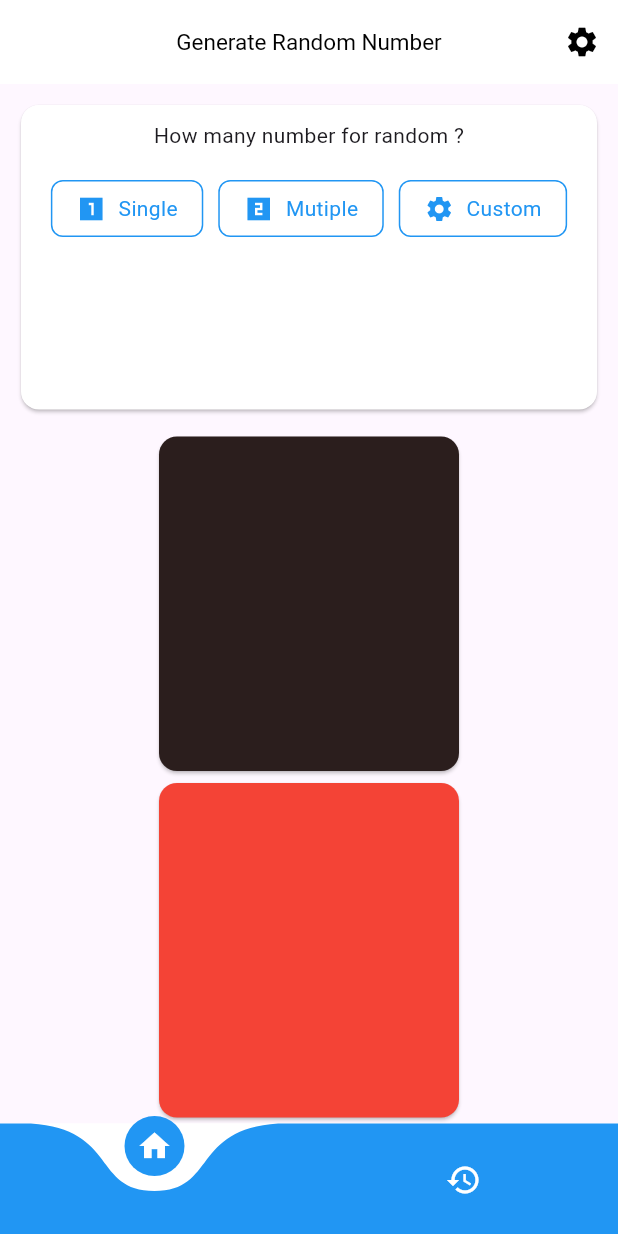
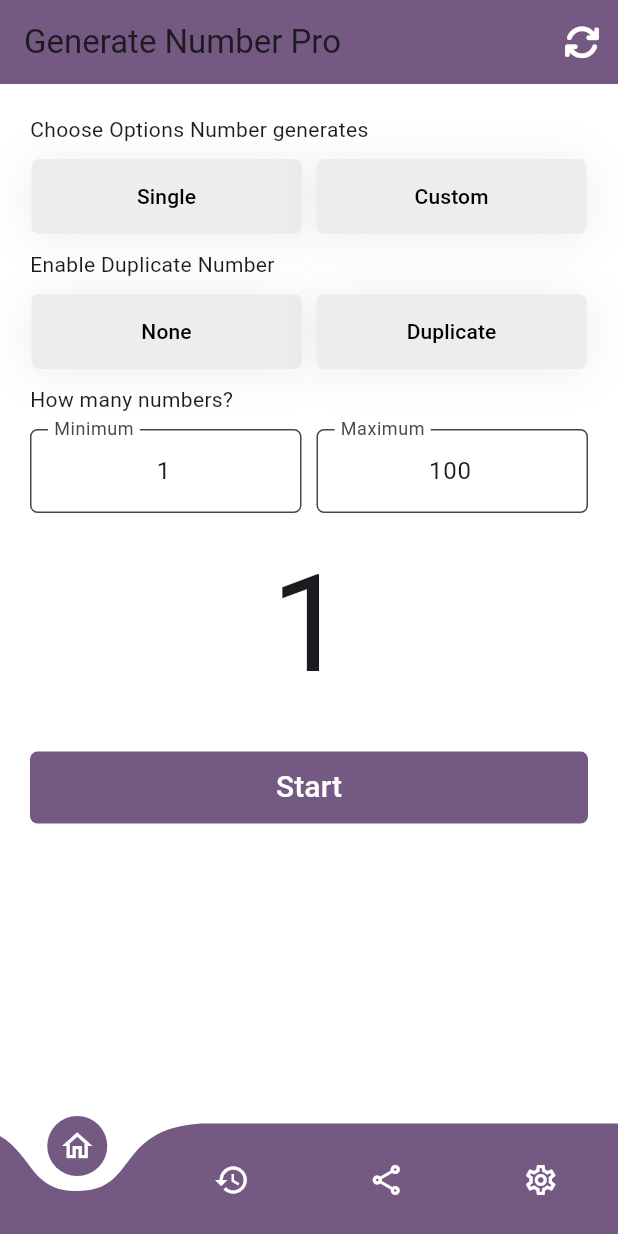
Before and after one commit to mengseusorm/random-number-app, a Flutter app: the screen it shows after launch, on a phone screen of 412 x 824 dp. Run offline on Flutter 3.47's test engine with Material 3 defaults, Android fonts, the light colour scheme and no system bars; drawn by our look-alikes of curved_navigation_bar, group_button; our stand-ins replace font_awesome_flutter, get, getwidget.

Commit message:
update ux with random number function

```diff
--- a/lib/controller/randomController.dart
+++ b/lib/controller/randomController.dart
@@ -1,12 +1,62 @@
+import 'dart:math';
+import 'dart:async';
+import 'package:flutter/material.dart';
 import 'package:get/get.dart';
 
-class OptionContoller extends GetxController {
-  RxList<bool> selectedOptions = [true, false, false].obs;
-  void toggleOption(int index) {
-    // selectedOptions[index] = !selectedOptions[index];
+class Randomcontroller extends GetxController {
+  final min = TextEditingController(text: "1");
+  final max = TextEditingController(text: "100");
 
-      for (int i = 0; i < selectedOptions.length; i++) {
-        selectedOptions[i] = i == index;
-      }
+
+  int minimum = 1;
+  int maximum = 100;
+
+  RxString result = "1".obs;
+
+  Timer? _timer;
+
+  @override
+  void onInit(){
+    super.onInit();
+    minimum = int.parse(min.text);
+    maximum = int.parse(max.text);
+    update();
+  }
+
+  void refresh() {
+    min.text = "1";
+    max.text = "100";
+    minimum = 1;
+    maximum = 100;
+    result.value = "1";
+  }
+
+  void startRandomNumber () {
+    minimum = int.parse(min.text);
+    maximum = int.parse(max.text);
+
+    if(minimum > maximum){
+      max.text = "$minimum";
+      min.text = "$maximum";
+    }
+    animateRandom();
+    random(minimum, maximum);
+  }
+
+  void random(minimum,maximum){
+      var rng = minimum + Random().nextInt(maximum - minimum + 1);
+      result.value = rng.toString();
+  }
+
+  void animateRandom() {
+    _timer?.cancel();
+    _timer = Timer.periodic(Duration(milliseconds: 100), (timer) {
+      result.value = "${minimum + Random().nextInt(maximum - minimum + 1)}";
+    });
+
+    Future.delayed(Duration(seconds: 1), () {
+      _timer?.cancel();
+      result.value = "${minimum + Random().nextInt(maximum - minimum + 1)}";
+    });
   }
 }
--- a/lib/views/page/history.dart
+++ b/lib/views/page/history.dart
@@ -5,18 +5,44 @@ class History extends StatelessWidget {
 
   @override
   Widget build(BuildContext context) {
-    return Container(
-      color: const Color(0xffC4DFCB),
-      child: Center(
-        child: Text(
-          "Page history 2",
-          style: TextStyle(
-            color: Colors.green[900],
-            fontSize: 45,
-            fontWeight: FontWeight.w500,
-          ),
-        ),
+    return Scaffold(
+      appBar: AppBar(
+        title: Text("History"),
       ),
+      body:Container(
+        child: ListView.builder(
+          itemCount: 30,
+          itemBuilder: (context ,index) {
+            return Padding(
+                padding: EdgeInsets.all(20),
+                child: Column(
+                  crossAxisAlignment: CrossAxisAlignment.start,
+                  children: [
+                    Row(
+                      mainAxisAlignment: MainAxisAlignment.spaceBetween,
+                      children: [
+                        Text(
+                          "1111111111111",
+                          style: TextStyle(
+                            fontSize: 17,
+                          ),
+                        ),
+                        IconButton(
+                          onPressed: () {
+                            print("copy");
+                          },
+                          icon: Icon(Icons.copy),
+                          iconSize: 17,
+                        ),
+                      ],
+                    ),
+                    Divider(), // Adds a horizontal line as a divider
+                  ],
+                ),
+              );
+          },
+        )
+      )
     );
   }
 }
--- a/lib/views/page/home.dart
+++ b/lib/views/page/home.dart
@@ -2,114 +2,126 @@ import 'package:flutter/material.dart';
 import 'package:get/get.dart';
 import 'package:random_number_app/controller/randomController.dart';
 import 'package:group_button/group_button.dart';
-import 'package:font_awesome_flutter/font_awesome_flutter.dart';
+
 class Home extends StatelessWidget {
-  final OptionContoller controller = Get.put(OptionContoller());
+  final Randomcontroller controller = Get.put(Randomcontroller());
+
   @override
   Widget build(BuildContext context) {
     return Scaffold(
-      body: Container(
+      backgroundColor: Color(0xFFFFFFFF),
+      body: ListView(
+      children: [
+        Padding(
+          padding: EdgeInsets.all(20),
           child: Column(
-          mainAxisSize: MainAxisSize.max,
+            mainAxisAlignment: MainAxisAlignment.start,
+            crossAxisAlignment: CrossAxisAlignment.start,
+            children: [
+              Text(
+                "Choose Options Number generates",
+              ),
+              SizedBox(height: 10),
+              Center(
+                child: GroupButton(
+                  buttons: ['Single', 'Custom'],
+                  options: GroupButtonOptions(
+                      buttonWidth: 180,
+                      buttonHeight: 50,
+                      borderRadius: BorderRadius.all(Radius.circular(5)),
+                      unselectedColor: Color(0xFFEDEDED),
+                      selectedColor: Color(0XFF745982)),
+                ),
+              ),
+              SizedBox(height: 10),
+              Text("Enable Duplicate Number"),
+              SizedBox(height: 10),
+               Center(
+                child: GroupButton(
+                  buttons: ['None', 'Duplicate'],
+                  options: GroupButtonOptions(
+                      buttonWidth: 180,
+                      buttonHeight: 50,
+                      borderRadius: BorderRadius.all(Radius.circular(5)),
+                      unselectedColor: Color(0xFFEDEDED),
+                      selectedColor: Color(0XFF745982)),
+                ),
+              ),
+              SizedBox(height: 10),
+              Text("How many numbers?"),
+              SizedBox(height: 10),
+              Container(
+                child: Row(
                   children: [
                     Expanded(
-              child: Padding(
-                padding: EdgeInsets.all(10),
-                child: Card(
-                  color: Colors.white,
-                  child: SizedBox(
-                    width: double.infinity,
-                    height: double.infinity, // Full size
-                    child: Padding(
-                      padding: EdgeInsets.all(10),
-                      child: Column(
-                        children: [
-                            Text(
-                              "How many number for random ?",
-                              textAlign: TextAlign.start,
+                      child: TextField(
+                        controller: controller.min,
+                        textAlign: TextAlign.center,
+                        decoration: InputDecoration(
+                          border: OutlineInputBorder(
+                            borderRadius: BorderRadius.all(Radius.circular(5))
                           ),
-                            SizedBox(
-                              height: 20,
-                            ),
-                            GroupButton(
-                              buttons: ["Single", "Mutiple", "Custom"],
-                              // Use buttonBuilder to customize each button
-                              buttonBuilder: (selected, button, context) {
-                                IconData icon;
-                                // Assign different icons based on the button text
-                                if (button == "Single") {
-                                  icon = Icons.looks_one_sharp;
-                                } else if (button == "Mutiple") {
-                                  icon = Icons.looks_two_sharp;
-                                } else {
-                                  icon = Icons.settings;
-                                }
-                                return Container(
-                                  padding: EdgeInsets.symmetric(horizontal: 16, vertical: 8),
-                                  decoration: BoxDecoration(
-                                    color: selected ? Colors.blue : Colors.white,
-                                    border: Border.all(color: Colors.blue),
-                                    borderRadius: BorderRadius.circular(8),
-                                  ),
-                                  child: Row(
-                                    mainAxisSize: MainAxisSize.min,
-                                    children: [
-                                      Icon(
-                                        icon,
-                                        size: 20,
-                                        color: selected ? Colors.white : Colors.blue,
-                                      ),
-                                      SizedBox(width: 8),
-                                      Text(
-                                        button,
-                                        style: TextStyle(
-                                          color: selected ? Colors.white : Colors.blue,
+                          filled: true,
+                          fillColor: Colors.white,
+                          label: Text("Minimum")
                         ),
                       ),
-                                    ],
                     ),
-                                );
-                              },
-                              options: GroupButtonOptions(
-                                spacing: 10,
-                                selectedColor: Colors.blue,
-                                unselectedColor: Colors.white,
-                                selectedTextStyle: TextStyle(color: Colors.white),
-                                unselectedTextStyle: TextStyle(color: Colors.blue),
-                                borderRadius: BorderRadius.circular(8),
-                                selectedBorderColor: Colors.blue,
-                                unselectedBorderColor: Colors.blue,
+                    SizedBox(width: 10,),
+                    Expanded(
+                      child: TextField(
+                        controller: controller.max,
+                        textAlign: TextAlign.center,
+                        decoration: InputDecoration(
+                          border: OutlineInputBorder(
+                            borderRadius: BorderRadius.all(Radius.circular(5))
+                          ),
+                          filled: true,
+                          fillColor: Colors.white,
+                          label: Text("Maximum"),
+                        ),
                       ),
                     ),
                   ],
                 ),
               ),
-                  ),
-
-                )
+              SizedBox(height: 10),
+              Center(
+                child: Column(
+                  children: [
+                    Obx(() => Text(
+                      controller.result.value,
+                      style: TextStyle(fontSize: 90),
+                    ))
+                  ]
                 ),
               ),
-            Expanded(
-              child: Card(
-                color: const Color.fromARGB(255, 43, 30, 29),
-                child: SizedBox(
-                  width: 200,
-                  height: 200,
+              SizedBox(height: 20),
+              Center(
+                  child: Container(
+                decoration: BoxDecoration(
+                  color: Color(0XFF745982),
+                  borderRadius: BorderRadius.circular(5),
                 ),
-              )
+                width: double.infinity,
+                child: ElevatedButton(
+                  style: ElevatedButton.styleFrom(
+                    backgroundColor: Colors.transparent,
+                    shadowColor: Colors.transparent,
                   ),
-            Expanded(
-              child: Card(
-                color: Colors.red,
-                child: SizedBox(
-                  width: 200,
-                  height: 200,
+                  onPressed: () {
+                    controller.startRandomNumber();
+                  },
+                  child: Text(
+                    'Start',
+                    style: TextStyle(color: Colors.white, fontSize: 20),
                   ),
-              )
                 ),
+              ))
             ],
           ),
         )
-    );
+      ],
+    ));
   }
 }
--- a/lib/views/page/randomNumberPage.dart
+++ b/lib/views/page/randomNumberPage.dart
@@ -1,22 +1,25 @@
 import 'package:curved_navigation_bar/curved_navigation_bar.dart';
 import 'package:flutter/material.dart';
+import 'package:font_awesome_flutter/font_awesome_flutter.dart';
 import 'package:get/get.dart';
-import 'package:random_number_app/core/app_theme.dart';
+import 'package:random_number_app/controller/randomController.dart';
 import 'package:random_number_app/views/page/history.dart';
 import 'package:random_number_app/views/page/home.dart';
 import 'package:random_number_app/views/page/setting.dart';
-
 class Randomnumberpage extends StatefulWidget {
   @override
   _RandomnumberpageState createState() => _RandomnumberpageState();
 }
 
 class _RandomnumberpageState extends State<Randomnumberpage> {
+  final Randomcontroller controller = Get.put(Randomcontroller());
   int _page = 0;
 
   final List<Widget> pages = [
     Home(),
     History(),
+    Text("Setting"),
+    SettingsPage2(),
   ];
 
   void _navbar(int index) {
@@ -25,39 +28,49 @@ class _RandomnumberpageState extends State<Randomnumberpage> {
     });
   }
 
+
   @override
   Widget build(BuildContext context) {
     return Scaffold(
-      backgroundColor: Colors.white,
+      backgroundColor: Color(0xFFFFFFFF),
       appBar: AppBar(
-        backgroundColor: Colors.white,
+        backgroundColor: Color(0XFF745982),
         title: Text(
-          "Generate Random Number",
-          style: TextStyle(
-            color: Colors.black,
-            fontSize: 15
-          ),
+          "Generate Number Pro",
         ),
-        centerTitle: true,
         actions:[
           IconButton(
             onPressed: () => {
-              Get.to(() =>SettingsPage2())
+              controller.refresh()
             },
-            icon: Icon(Icons.settings),
-            color: Colors.black,
-          ),
+            icon: Icon(FontAwesomeIcons.refresh),
+            color: Colors.white,
+          )
         ]
       ),
       body: pages[_page], // Make sure this updates correctly
       bottomNavigationBar: CurvedNavigationBar(
-        backgroundColor: Colors.white,
-        color: Colors.blue,
+        backgroundColor: Colors.transparent,
+        color: Color(0XFF745982),
         index: _page,
         onTap: _navbar,
         items: [
-          Icon(Icons.home, color: Colors.white),
-          Icon(Icons.history, color: Colors.white),
+          Icon(
+            Icons.home_outlined ,
+            color: Colors.white,
+          ),
+          Icon(
+            Icons.history_outlined,
+            color: Colors.white,
+          ),
+          Icon(
+            Icons.share_outlined,
+            color: Colors.white,
+          ),
+          Icon(
+            Icons.settings_outlined,
+            color: Colors.white,
+          ),
         ],
       ),
     );
--- a/lib/views/settingPage.dart
+++ /dev/null
@@ -1,26 +0,0 @@
-import 'package:flutter/material.dart';
-
-class Settingpage extends StatelessWidget {
-  const Settingpage({Key? key}) : super(key: key);
-
-  @override
-  Widget build(BuildContext context) {
-    return Center(
-      child: Column(
-        mainAxisAlignment: MainAxisAlignment.center,
-        children: [
-          Container(
-            padding: const EdgeInsets.all(20),
-            decoration: BoxDecoration(
-              shape: BoxShape.circle,
-              color: Colors.green.shade100,
-            ),
-            child: const Icon(Icons.person_rounded, size: 40),
-          ),
-          const SizedBox(height: 20),
-          const Text('Profile Page', style: TextStyle(fontSize: 24)),
-        ],
-      ),
-    );
-  }
-}
--- a/pubspec.yaml
+++ b/pubspec.yaml
@@ -34,14 +34,12 @@ dependencies:
   # The following adds the Cupertino Icons font to your application.
   # Use with the CupertinoIcons class for iOS style icons.
   cupertino_icons: ^1.0.8
-  http: ^1.3.0
   font_awesome_flutter: ^10.8.0
-  # get: ^4.7.1
   getwidget: ^5.0.0
   curved_navigation_bar: ^1.0.6
   get: ^4.7.1
-  buttons_tabbar: ^1.3.15
   group_button: ^5.3.4
+  # google_fonts: ^5.0.0
 dev_dependencies:
   flutter_test:
     sdk: flutter
```
Also changed, not shown: lib/views/page/setting.dart (+2 -12 lines), pubspec.lock. Lines whose indentation alone changed are shown as unchanged.
